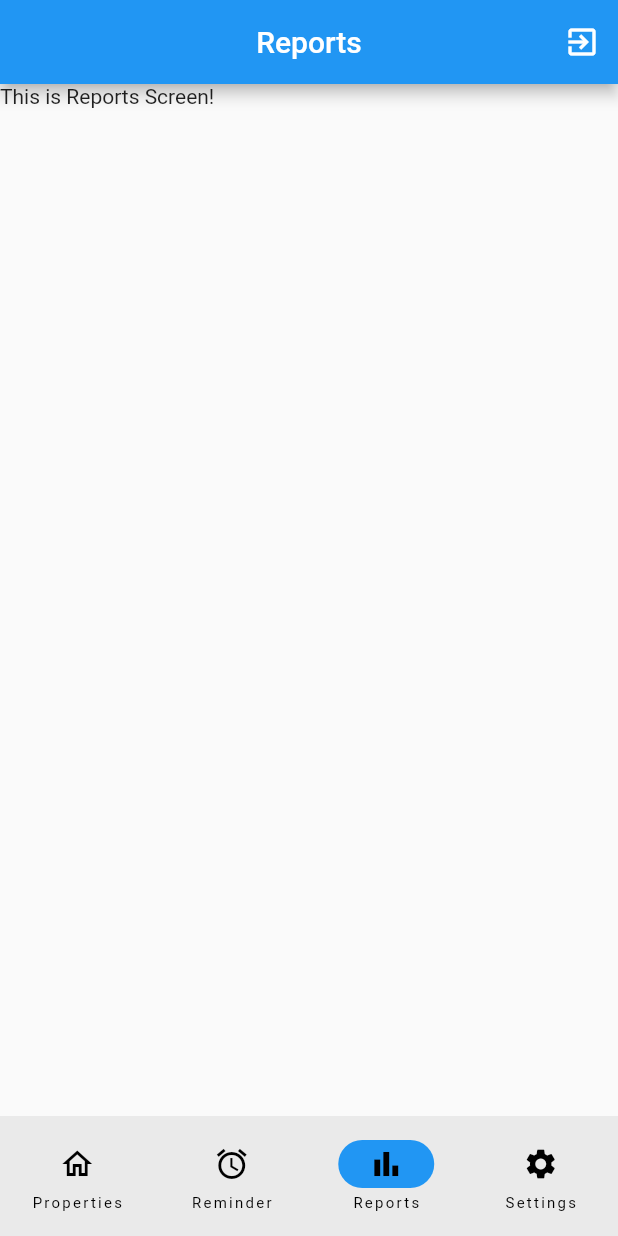
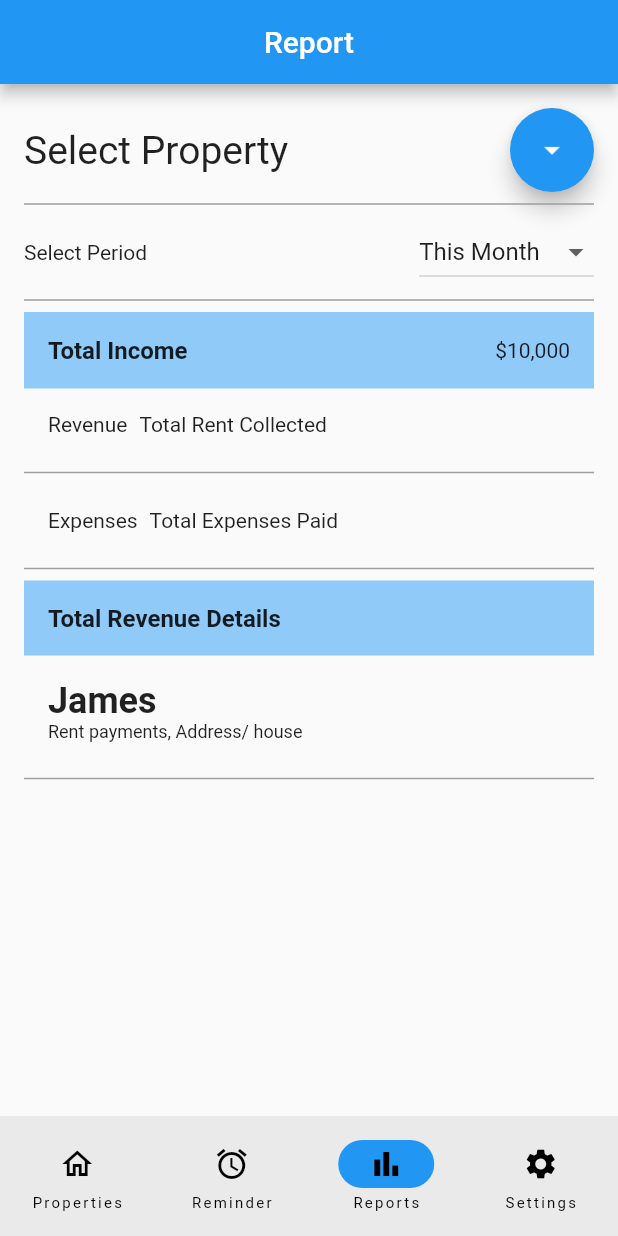
Before and after one commit to harsh1715/PropertyPal, a Flutter app: the screen it shows once a user with an empty profile is signed in, item 3 of the bottom bar chosen, on a phone screen of 412 x 824 dp. Run offline on Flutter 3.47's test engine with Material 2 defaults, Android fonts, the phone set to English and light mode, and no system bars; our stand-ins replace cloud_firestore, firebase_auth, firebase_core, flutter_svg; accounts and stored records are empty.

Commit message:
Report Screen

```diff
--- a/lib/screens/dashboard.dart
+++ b/lib/screens/dashboard.dart
@@ -5,6 +5,7 @@ import 'package:propertypal/screens/reminder/reminder_screen.dart';
 import 'package:propertypal/screens/reports_screen.dart';
 import 'package:propertypal/screens/settings/settings_screen.dart';
 import 'package:propertypal/widgets/navbar.dart';
+import 'package:propertypal/screens/reports/reports_screen.dart';
 
 import 'login_screens.dart';
 
--- /dev/null
+++ b/lib/screens/reports/reports_screen.dart
@@ -0,0 +1,362 @@
+// import 'package:flutter/material.dart';
+//
+// class ReportScreen extends StatelessWidget {
+//   const ReportScreen({Key? key}) : super(key: key);
+//
+//   @override
+//   Widget build(BuildContext context) {
+//     return Scaffold(
+//       appBar: AppBar(
+//         title: const Text("Report"),
+//         centerTitle: true,
+//       ),
+//       body: ListView(
+//         padding: const EdgeInsets.all(16),
+//
+//         children: [
+//           Container(
+//             color: Colors.blue, // Color of the container
+//             child: ListTile(
+//               subtitle: Text("Property/Unit"),
+//               title: Text("All Properties"),
+//             ),
+//           ),
+//           _buildDivider(),
+//           Container(
+//             color: Colors.green, // Color of the container
+//             child: ListTile(
+//               title: const Text("This Month"),
+//               subtitle: const Text("September 2021"),
+//             ),
+//           ),
+//           Container(
+//             color: Colors.orange, // Color of the container
+//             child: ListTile(
+//               title: const Text("Total Income"),
+//               subtitle: const Text("\$10,000"),
+//             ),
+//           ),
+//           Container(
+//             color: Colors.purple, // Color of the container
+//             child: ListTile(
+//               title: const Text("Revenue"),
+//               subtitle: Text("Total Rent Collected"),
+//             ),
+//           ),
+//           Container(
+//             color: Colors.yellow, // Color of the container
+//             child: ListTile(
+//               title: const Text("Expenses"),
+//               subtitle: Text("Total Expenses Paid"),
+//             ),
+//           ),
+//           Container(
+//             color: Colors.red, // Color of the container
+//             child: ListTile(
+//               title: const Text("Total Revenue Details"),
+//             ),
+//           ),
+//           Container(
+//             color: Colors.teal, // Color of the container
+//             child: ListTile(
+//               title: const Text("James"),
+//               subtitle: const Text(""),
+//             ),
+//           ),
+//         ],
+//       ),
+//     );
+//   }
+// }
+//
+// Widget _buildDivider() {
+//   return Divider(
+//     color: Colors.grey, // Color of the divider
+//     thickness: 1, // Thickness of the divider
+//   );
+// }
+
+// void retrieveUserProperties() {
+//   try {
+//     // Get the currently signed-in user
+//     User? user = FirebaseAuth.instance.currentUser;
+//
+//     // Check if the user is signed in
+//     if (user != null) {
+//       // Get the user's ID
+//       String userId = user.uid;
+//
+//       // Create a reference to the user's document in the "users" collection
+//       DocumentReference userRef = FirebaseFirestore.instance.collection("users").doc(userId);
+//
+//       // Retrieve the user's document
+//       userRef.get().then((DocumentSnapshot userSnapshot) {
+//         if (userSnapshot.exists) {
+//           // Retrieve the "properties" subcollection within the user's document
+//           CollectionReference propertiesCollection = userSnapshot.reference.collection('properties');
+//
+//           // Retrieve all documents in the "properties" subcollection
+//           propertiesCollection.get().then((QuerySnapshot propertiesSnapshot) {
+//             // Loop through the documents and print their names
+//             propertiesSnapshot.docs.forEach((QueryDocumentSnapshot propertySnapshot) {
+//               String propertyName = propertySnapshot.id;
+//               print(propertyName);
+//             });
+//           });
+//         } else {
+//           print("User document does not exist");
+//         }
+//       });
+//     } else {
+//       print("No user signed in");
+//     }
+//   } catch (e) {
+//     // Handle error
+//     print(e.toString());
+//   }
+// }
+
+
+
+import 'package:firebase_auth/firebase_auth.dart';
+import 'package:flutter/material.dart';
+import 'package:cloud_firestore/cloud_firestore.dart';
+
+
+class ReportScreen extends StatefulWidget {
+  const ReportScreen({Key? key}) : super(key: key);
+
+  @override
+  _ReportScreenState createState() => _ReportScreenState();
+}
+FirebaseFirestore firestore = FirebaseFirestore.instance;
+
+class _ReportScreenState extends State<ReportScreen> {
+  // List<String> propertyNames = [];
+
+  // void propertyInfo(){
+  //   FirebaseFirestore firestore = FirebaseFirestore.instance;
+  //   FirebaseFirestore.instance.collection("users").get().then((value) => {
+  //     value.docs.forEach((result){
+  //       print(result.data());
+  //     })
+  //   });
+  // }
+
+
+
+  void retrieveUserProperties() {
+    try {
+      // Get the currently signed-in user
+      User? user = FirebaseAuth.instance.currentUser;
+
+      // Check if the user is signed in
+      if (user != null) {
+        // Get the user's ID
+        String userId = user.uid;
+
+        // Create a reference to the user's document in the "users" collection
+        DocumentReference userRef = FirebaseFirestore.instance.collection("users").doc(userId);
+
+        // Retrieve the user's document
+        userRef.get().then((DocumentSnapshot userSnapshot) {
+          if (userSnapshot.exists) {
+            // Retrieve the "properties" subcollection within the user's document
+            CollectionReference propertiesCollection = userSnapshot.reference.collection('properties');
+
+            // Retrieve all documents in the "properties" subcollection
+            propertiesCollection.get().then((QuerySnapshot propertiesSnapshot) {
+              List<String> propertyNames = [];
+
+              // Loop through the documents and add their names to the list
+              propertiesSnapshot.docs.forEach((QueryDocumentSnapshot propertySnapshot) {
+                String propertyName = propertySnapshot.id;
+                propertyNames.add(propertyName);
+              });
+
+              // Display the list of property names and update the subtitle
+              displayProperties(propertyNames);
+            });
+          } else {
+            print("User document does not exist");
+          }
+        });
+      } else {
+        print("No user signed in");
+      }
+    } catch (e) {
+      // Handle error
+      print(e.toString());
+    }
+  }
+  var titleText;
+  void displayProperties(List<String> propertyNames) {
+    showDialog(
+      context: context,
+      builder: (BuildContext context) {
+        return AlertDialog(
+          title: const Text('Properties'),
+          content: DropdownButton<String>(
+            value: null, // Set the initial value here
+            items: propertyNames.map((String propertyName) {
+              return DropdownMenuItem<String>(
+                value: propertyName,
+                child: Text(propertyName),
+              );
+            }).toList(),
+            onChanged: (String? newValue) {
+              // Handle the selected value here
+              setState(() {
+                titleText = newValue;
+              });
+              Navigator.of(context).pop();
+            },
+          ),
+          actions: [
+            TextButton(
+              onPressed: () {
+                Navigator.of(context).pop();
+              },
+              child: const Text('Close'),
+            ),
+          ],
+        );
+      },
+    );
+  }
+
+
+  String selectedPeriod = "This Month";
+  List<String> periods = ["This Month", "Last Month", "Custom Date"];
+
+  @override
+  Widget build(BuildContext context) {
+    return Scaffold(
+      appBar: AppBar(
+        title: const Text("Report"),
+        centerTitle: true,
+      ),
+      body: ListView(
+        padding: const EdgeInsets.all(16),
+        children: [
+          Row(
+            children: [
+              Expanded(
+                child: Text(
+                  titleText ?? "Select Property",
+                  style: const TextStyle(
+                    fontSize: 26,
+                  ),
+                ),
+              ),
+              FloatingActionButton(
+                onPressed: () {
+                  retrieveUserProperties();
+                },
+                child: const Icon(Icons.arrow_drop_down),
+              ),
+            ],
+          ),
+          _buildDivider(),
+          Row(
+            mainAxisAlignment: MainAxisAlignment.spaceBetween,
+            children: [
+              const Text("Select Period"),
+              const SizedBox(width: 8),
+              DropdownButton<String>(
+                value: selectedPeriod,
+                onChanged: (String? newValue) {
+                  if (newValue != null) {
+                    setState(() {
+                      selectedPeriod = newValue;
+                    });
+                  }
+                },
+                items: periods.map<DropdownMenuItem<String>>((String value) {
+                  return DropdownMenuItem<String>(
+                    value: value,
+                    child: Text(value),
+                  );
+                }).toList(),
+              ),
+            ],
+          ),
+          _buildDivider(),
+          Container(
+            decoration: BoxDecoration(
+              color: Colors.blue.shade200,
+            ),
+            padding: const EdgeInsets.all(16),
+            child: const Row(
+              mainAxisAlignment: MainAxisAlignment.spaceBetween,
+              children: [
+                Text("Total Income", style: TextStyle(fontWeight: FontWeight.bold, fontSize: 16,)),
+                Text("\$10,000"),
+              ],
+            ),
+          ),
+          Container(
+            padding: const EdgeInsets.all(16),
+            child: const Row(
+              children: [
+                Text("Revenue"),
+                SizedBox(width: 8),
+                Text("Total Rent Collected"),
+              ],
+            ),
+          ),
+          _buildDivider(),
+          Container(
+            padding: const EdgeInsets.all(16),
+            child: const Row(
+              children: [
+                Text("Expenses"),
+                SizedBox(width: 8),
+                Text("Total Expenses Paid"),
+              ],
+            ),
+          ),
+          _buildDivider(),
+          Container(
+            padding: const EdgeInsets.all(16),
+            height: 50,
+            decoration: BoxDecoration(
+              color: Colors.blue.shade200,
+            ),
+            alignment: Alignment.centerLeft,
+            child:  const Text("Total Revenue Details",style: TextStyle(fontWeight: FontWeight.bold, fontSize: 16,)),
+          ),
+          Container(
+            padding: const EdgeInsets.only(top: 16, left: 16, right: 16),
+            child: const Row(
+              children: [
+                Column(
+                  crossAxisAlignment: CrossAxisAlignment.start,
+                  children: [
+                    Text("James", style: TextStyle(fontWeight: FontWeight.bold, fontSize: 24,)),
+
+                    Text("Rent payments, Address/ house", style: TextStyle(fontWeight: FontWeight.normal, fontSize: 12,)),
+                    SizedBox(width: 8),
+                    Text(""),
+                  ],
+                ),
+              ],
+            ),
+          ),
+          _buildDivider(),
+        ],
+      ),
+    );
+  }
+
+
+  Widget _buildDivider() {
+    return Container(
+      padding: EdgeInsets.zero,
+      child: const Divider(
+        color: Colors.grey, // Color of the divider
+        thickness: 1, // Thickness of the divider
+      ),
+    );
+  }
+}
--- a/lib/screens/reports_screen.dart
+++ b/lib/screens/reports_screen.dart
@@ -1,50 +1,62 @@
-import 'package:firebase_auth/firebase_auth.dart';
-import 'package:flutter/material.dart';
-
-import 'login_screens.dart';
-
-class ReportScreen extends StatefulWidget {
-  const ReportScreen({super.key});
-
-  @override
-  State<ReportScreen> createState() => _ReportScreenState();
-}
-
-class _ReportScreenState extends State<ReportScreen> {
-  var isLogoutLoading = false;
-  logOut() async {
-    setState(() {
-      isLogoutLoading = true;
-    });
-    await FirebaseAuth.instance.signOut();
-    Navigator.of(context).pushReplacement(
-      MaterialPageRoute(builder: (context) => Login()),
-    );
-
-    setState(() {
-      isLogoutLoading = false;
-    });
-  }
-
-  @override
-  Widget build(BuildContext context) {
-    return Scaffold(
-      appBar: AppBar(
-        // backgroundColor: Colors.blue.shade900,
-        title: Text("Reports",style: TextStyle(color: Colors.white),),
-        centerTitle: true,
-        actions: [
-          IconButton(
-            onPressed: (){
-              logOut();
-            },
-            icon: isLogoutLoading
-                ? CircularProgressIndicator()
-                : Icon(Icons.exit_to_app,),
-          )
-        ],
-      ),
-      body: Text("This is Reports Screen!"),
-    );
-  }
-}
+// import 'package:firebase_auth/firebase_auth.dart';
+// import 'package:flutter/material.dart';
+//
+// import 'login_screens.dart';
+//
+// class ReportScreenNBO extends StatefulWidget {
+//   const ReportScreenNBO({super.key});
+//
+//   @override
+//   State<ReportScreenNBO> createState() => _ReportScreenState();
+// }
+//
+// class _ReportScreenState extends State<ReportScreenNBO> {
+//   var isLogoutLoading = false;
+//   logOut() async {
+//     setState(() {
+//       isLogoutLoading = true;
+//     });
+//     await FirebaseAuth.instance.signOut();
+//     Navigator.of(context).pushReplacement(
+//       MaterialPageRoute(builder: (context) => Login()),
+//     );
+//
+//     setState(() {
+//       isLogoutLoading = false;
+//     });
+//   }
+//
+//   @override
+//   Widget build(BuildContext context) {
+//     return Scaffold(
+//       appBar: AppBar(
+//         title: Text("Report"),
+//       ),
+//       body: ListView(
+//         padding: const EdgeInsets.all(16),
+//         children: [
+//           ListTile(
+//             title: const Text("This Month"),
+//             subtitle: const Text("September 2021"),
+//           ),
+//           ListTile(
+//             title: const Text("Total Income"),
+//             subtitle: const Text("\$10,000"),
+//           ),
+//           ListTile(
+//             title: const Text("Revenue"),
+//             subtitle: const Text("\$8,000"),
+//           ),
+//           ListTile(
+//             title: const Text("Expenses"),
+//             subtitle: const Text("\$2,000"),
+//           ),
+//           ListTile(
+//             title: const Text("Total Revenue Details"),
+//             subtitle: const Text("James"),
+//           ),
+//         ],
+//       ),
+//     );
+//   }
+// }
```
